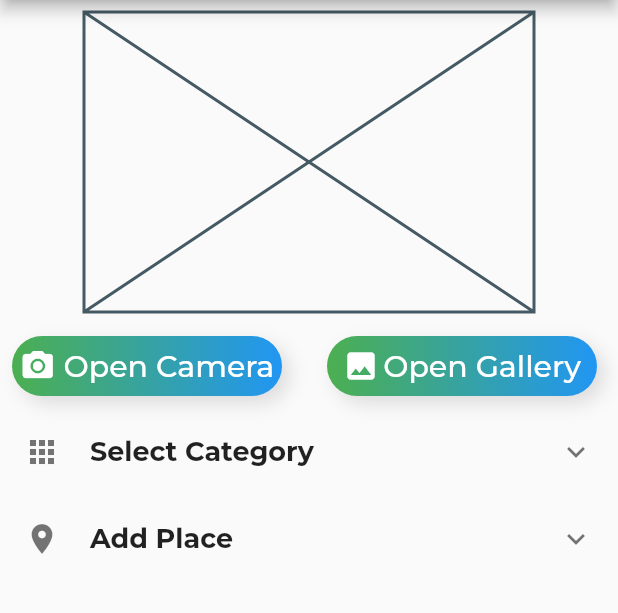
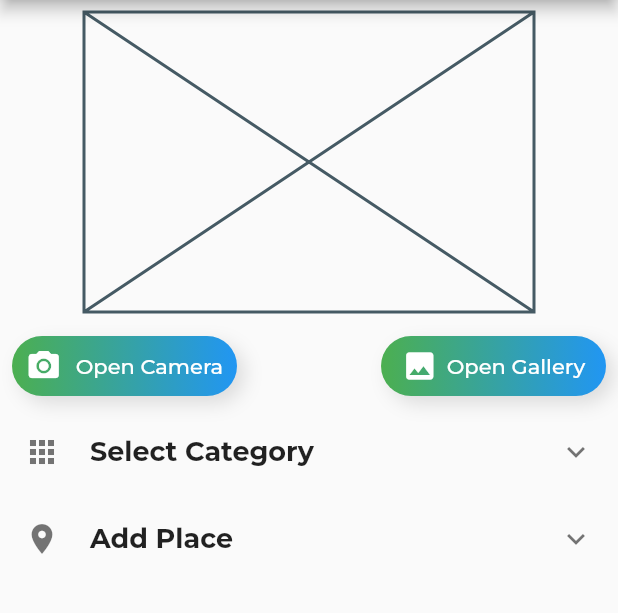
Before and after one commit to sshreya99/clean_space, a Flutter app: the ComplaintsView screen opened by its route, on a phone screen of 412 x 824 dp, the part 84-697 px from its top. Run offline on Flutter 3.47's test engine with Material 2 defaults, Android fonts, the phone set to English and light mode, and no system bars; our stand-ins replace auto_route, cloud_firestore, firebase_auth, firebase_core, firebase_storage, get_it and 5 more; missing offline and left inert: popup_menu; accounts and stored records are empty; project files that could hold a hidden picture were left out.

```diff
--- /dev/null
+++ b/lib/ui/utils/constants.dart
@@ -0,0 +1,33 @@
+class Constants{
+  static const String EDIT = "Edit";
+  static const String DELETE = "Delete";
+  static const List<String> choices = <String>[
+    EDIT,
+    DELETE
+  ];
+
+  static const List<String> complaintCategory = [
+    "Trash Disposal",
+    "Sewage Problems",
+    "Traffic",
+    "Water clogging",
+    "Damaged Roads",
+    "Street Lights",
+    "Electricity",
+    "Drainage Problem",
+  ];
+
+  static const List<String> postCategory = [
+    "Greenery",
+    "Dean Road",
+    "RCC Road",
+    "Trashing Facility",
+  ];
+
+  static const List<String> areas= [
+    "Greenery",
+    "Dean Road",
+    "RCC Road",
+    "Trashing Facility",
+  ];
+}
--- a/lib/ui/views/complaints/complaints_view.dart
+++ b/lib/ui/views/complaints/complaints_view.dart
@@ -1,14 +1,29 @@
+import 'package:clean_space/ui/utils/constants.dart';
 import 'package:flutter/material.dart';
 import 'package:clean_space/services/image_services.dart';
+import 'package:clean_space/app/router.gr.dart';
 
-import 'package:clean_space/app/locator.dart';
+class ComplaintsView extends StatefulWidget {
+  @override
+  _ComplaintsViewState createState() => _ComplaintsViewState();
+}
 
-class ComplaintsView extends StatelessWidget {
+class _ComplaintsViewState extends State<ComplaintsView> {
+  int _currentIndex = 0;
+
   @override
   Widget build(BuildContext context) {
     return Scaffold(
       appBar: AppBar(
-        leading: Icon(Icons.keyboard_arrow_left, color: Colors.black,),
+        leading: IconButton(
+          icon: Icon(
+            Icons.keyboard_arrow_left,
+            color: Colors.black,
+          ),
+          onPressed: () {
+            Navigator.pushReplacementNamed(context, Routes.homeScreen);
+          },
+        ),
         title: Text(
           "Add Complaint",
           style: TextStyle(color: Colors.black),
@@ -43,13 +58,14 @@ class ComplaintsView extends StatelessWidget {
             Padding(
               padding: const EdgeInsets.all(8.0),
               child: Row(
+                mainAxisAlignment: MainAxisAlignment.spaceBetween,
                 children: [
                   GestureDetector(
                     onTap: () async {
                       await ImageService.openCameraForImage();
                     },
                     child: Container(
-                      width: 180,
+                      width: 150,
                       height: 40,
                       decoration: BoxDecoration(
                         gradient: LinearGradient(
@@ -59,8 +75,7 @@ class ComplaintsView extends StatelessWidget {
                             ],
                             begin: Alignment.centerLeft,
                             end: Alignment.centerRight),
-                        borderRadius
-                            : BorderRadius.circular(20),
+                        borderRadius: BorderRadius.circular(20),
                         boxShadow: [
                           BoxShadow(
                             color: Colors.black12,
@@ -73,12 +88,15 @@ class ComplaintsView extends StatelessWidget {
                         child: Row(
                           mainAxisAlignment: MainAxisAlignment.spaceEvenly,
                           children: [
-                            Icon(Icons.camera_alt, color: Colors.white,),
+                            Icon(
+                              Icons.camera_alt,
+                              color: Colors.white,
+                            ),
                             Text(
                               'Open Camera',
                               style: TextStyle(
                                 color: Colors.white,
-                                fontSize: 20,
+                                fontSize: 14,
                                 fontWeight: FontWeight.w500,
                               ),
                             ),
@@ -87,13 +105,12 @@ class ComplaintsView extends StatelessWidget {
                       ),
                     ),
                   ),
-                  SizedBox(width: 30,),
                   GestureDetector(
                     onTap: () async {
                       await ImageService.openGalleryForImage();
                     },
                     child: Container(
-                      width: 180,
+                      width: 150,
                       height: 40,
                       decoration: BoxDecoration(
                         gradient: LinearGradient(
@@ -118,12 +135,15 @@ class ComplaintsView extends StatelessWidget {
                           child: Row(
                             mainAxisAlignment: MainAxisAlignment.spaceEvenly,
                             children: [
-                              Icon(Icons.image, color: Colors.white,),
+                              Icon(
+                                Icons.image,
+                                color: Colors.white,
+                              ),
                               Text(
                                 'Open Gallery',
                                 style: TextStyle(
                                   color: Colors.white,
-                                  fontSize: 20,
+                                  fontSize: 14,
                                   fontWeight: FontWeight.w500,
                                 ),
                               ),
@@ -140,26 +160,49 @@ class ComplaintsView extends StatelessWidget {
               title: Row(
                 children: [
                   Icon(Icons.apps),
-                  SizedBox(width: 20,),
-                  Text("Select Category", style: TextStyle(fontSize: 18, fontWeight: FontWeight.bold),),
+                  SizedBox(
+                    width: 20,
+                  ),
+                  Text(
+                    "Select Category",
+                    style: TextStyle(fontSize: 18, fontWeight: FontWeight.bold),
+                  ),
                 ],
               ),
-              children: [
-                Align(alignment: Alignment.centerLeft,child: Text("Category 1", style: TextStyle(fontSize: 18,),)),
-                Align(alignment: Alignment.centerLeft, child: Text("Category 2", style: TextStyle(fontSize: 18,),)),
-              ],
+              children: Constants.complaintCategory
+                  .map((String choice) => Text(choice))
+                  .toList(),
             ),
             ExpansionTile(
               title: Row(
                 children: [
                   Icon(Icons.location_on),
-                  SizedBox(width: 20,),
-                  Text("Add Place", style: TextStyle(fontSize: 18, fontWeight: FontWeight.bold),),
+                  SizedBox(
+                    width: 20,
+                  ),
+                  Text(
+                    "Add Place",
+                    style: TextStyle(fontSize: 18, fontWeight: FontWeight.bold),
+                  ),
                 ],
               ),
               children: [
-                Align(alignment: Alignment.centerLeft,child: Text("Home", style: TextStyle(fontSize: 18,),)),
-                Align(alignment: Alignment.centerLeft, child: Text("Work", style: TextStyle(fontSize: 18,),)),
+                Align(
+                    alignment: Alignment.centerLeft,
+                    child: Text(
+                      "Home",
+                      style: TextStyle(
+                        fontSize: 18,
+                      ),
+                    )),
+                Align(
+                    alignment: Alignment.centerLeft,
+                    child: Text(
+                      "Work",
+                      style: TextStyle(
+                        fontSize: 18,
+                      ),
+                    )),
               ],
             ),
           ],
@@ -167,4 +210,27 @@ class ComplaintsView extends StatelessWidget {
       ),
     );
   }
+
+  Widget buildNavBarItem(IconData icon, int index) {
+    return GestureDetector(
+      onTap: () {
+        setState(() {
+          _currentIndex = index;
+        });
+      },
+      child: Container(
+        width: MediaQuery.of(context).size.width / 5,
+        height: 45,
+        child: icon != null
+            ? Icon(
+                icon,
+                size: 25,
+                color: index == _currentIndex ? Colors.black : Colors.grey[700],
+              )
+            : Container(),
+      ),
+    );
+  }
+
+  void postComplaint() {}
 }
--- a/lib/ui/views/profile/profile_screen.dart
+++ b/lib/ui/views/profile/profile_screen.dart
@@ -91,7 +91,7 @@ class _ProfileScreenState extends State<ProfileScreen>
                       ),
                       AppBar(
                         elevation: 0,
-                        leading: BackButton(),
+                        automaticallyImplyLeading: false,
                         backgroundColor: Colors.transparent,
                         actions: [
                           IconButton(
--- /dev/null
+++ b/lib/ui/views/widgets/navbar_item.dart
@@ -0,0 +1 @@
+import 'package:flutter/material.dart';
--- a/pubspec.yaml
+++ b/pubspec.yaml
@@ -20,6 +20,7 @@ dependencies:
   get_it: ^5.0.6
   google_fonts: 0.3.10
   image_picker:
+  popup_menu:
 
   json_annotation: ^3.1.1
   shared_preferences: 0.5.7+3
```
Also changed, not shown: lib/ui/views/home/feed_view.dart (+7 -1 lines), lib/ui/views/home/home_screen.dart (+140 -62 lines), lib/ui/views/home/profil.dart (deleted, +0 -213 lines), lib/ui/views/posts/post_view.dart (+10 -6 lines), lib/ui/views/widgets/feed_item.dart (+53 -14 lines), pubspec.lock.
